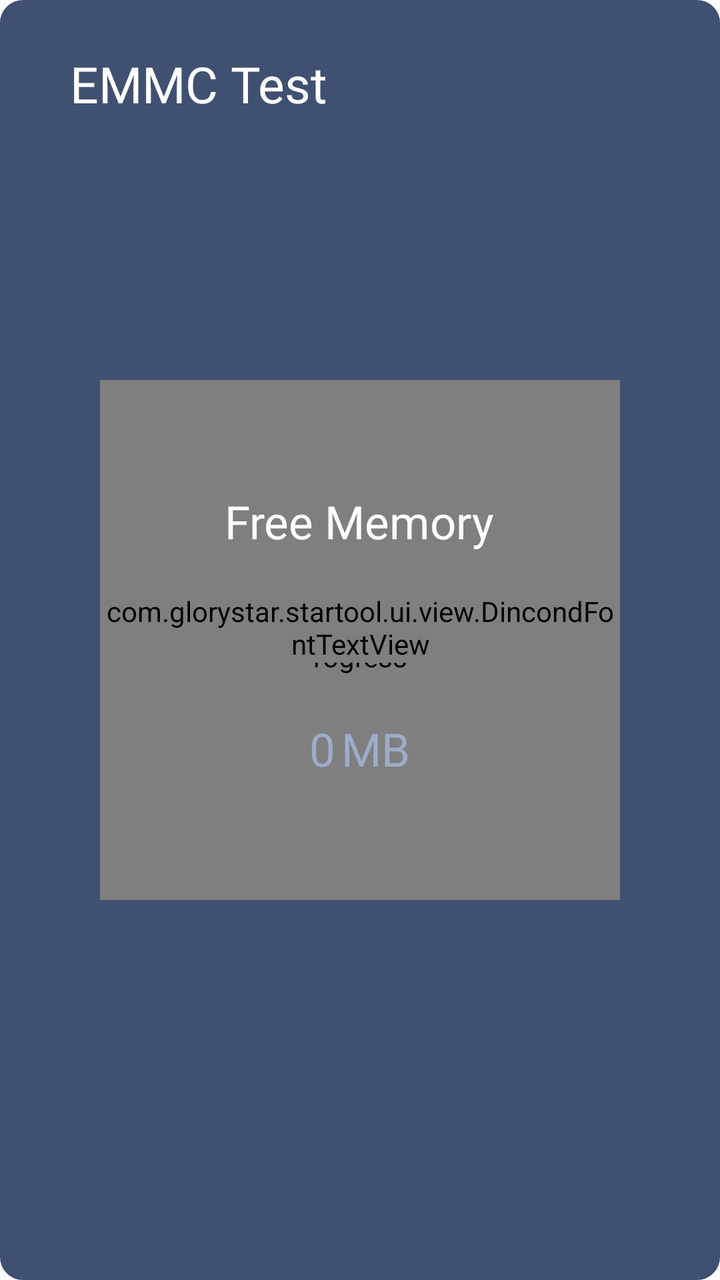
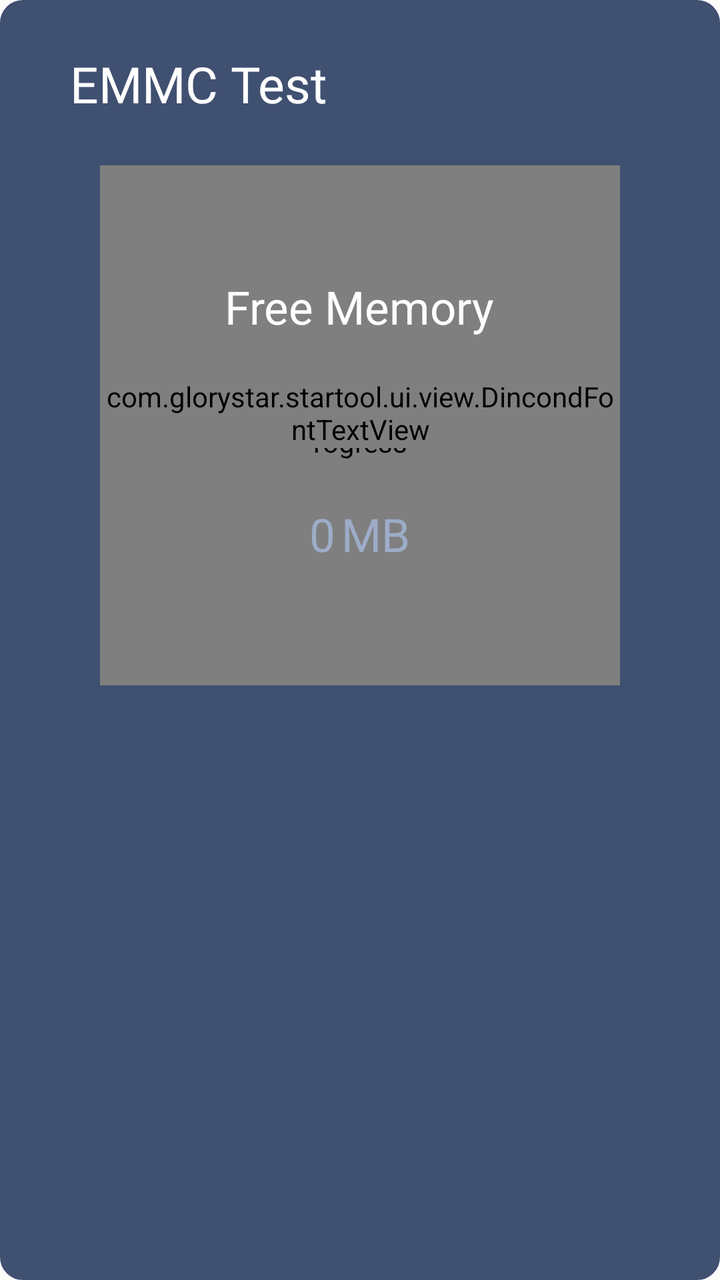

Compare the two renders of this Android layout. The source of the first and the diff that turns it into the second are given below.
<!-- AndroidManifest.xml: application theme NoTitle -->
<!-- res/layout/emmctest_fragment.xml -->
<?xml version="1.0" encoding="utf-8"?>
<RelativeLayout xmlns:android="http://schemas.android.com/apk/res/android"
    xmlns:app="http://schemas.android.com/apk/res-auto"
    android:layout_width="match_parent"
    android:layout_height="match_parent"
    app:cardBackgroundColor="@color/colorEmpty"

    app:cardCornerRadius="30dp">

    <RelativeLayout
        android:layout_width="match_parent"
        android:layout_height="match_parent"
        android:background="@drawable/selector_mode_bg">

        <RelativeLayout
            android:layout_width="match_parent"
            android:layout_height="wrap_content">

            <TextView
                android:layout_width="wrap_content"
                android:layout_height="wrap_content"
                android:layout_marginLeft="35dp"
                android:layout_marginTop="25dp"
                android:fontFamily="@font/montserrat_semibold"
                android:text="@string/EMMCTest"
                android:textColor="@color/white"
                android:textSize="25dp" />

            <TextView
                android:id="@+id/time_text"
                android:layout_width="wrap_content"
                android:layout_height="wrap_content"
                android:layout_alignParentRight="true"
                android:layout_marginTop="25dp"
                android:layout_marginRight="55dp"
                android:fontFamily="@font/montserrat_semibold"
                android:textColor="@color/colorMainButton"
                android:textSize="25dp" />

        </RelativeLayout>

        <LinearLayout
            android:layout_width="wrap_content"
            android:layout_height="wrap_content"
            android:layout_centerInParent="true"
            android:orientation="horizontal">


            <FrameLayout
                android:layout_width="260dp"
                android:layout_height="260dp">

                <com.github.lzyzsd.circleprogress.DonutProgress
                    android:id="@+id/pgr_freq"
                    android:layout_width="match_parent"
                    android:layout_height="match_parent"
                    app:donut_finished_color="@color/colorMainButton"
                    app:donut_finished_stroke_width="4dp"
                    app:donut_progress="30"
                    app:donut_show_text="false"
                    app:donut_unfinished_color="@color/colorAccentLight"
                    app:donut_unfinished_stroke_width="4dp" />

                <RelativeLayout
                    android:layout_width="match_parent"
                    android:layout_height="match_parent">

                    <LinearLayout
                        android:layout_width="wrap_content"
                        android:layout_height="wrap_content"
                        android:layout_centerInParent="true"
                        android:gravity="center"
                        android:orientation="vertical">

                        <TextView
                            android:layout_width="wrap_content"
                            android:layout_height="wrap_content"
                            android:layout_centerHorizontal="true"
                            android:text="@string/Free_Memory"
                            android:textColor="@color/white"
                            android:textSize="23dp" />

                        <LinearLayout
                            android:layout_width="wrap_content"
                            android:layout_height="wrap_content"
                            android:layout_marginTop="20dp"
                            android:orientation="horizontal">


                            <com.glorystar.startool.ui.view.DincondFontTextView
                                android:id="@+id/tv_freq"
                                android:layout_width="wrap_content"
                                android:layout_height="wrap_content"
                                android:layout_centerHorizontal="true"
                                android:layout_centerVertical="true"
                                android:textColor="@color/white"

                                android:textSize="37dp"
                                android:textStyle="bold" />


                            <TextView
                                android:layout_width="wrap_content"
                                android:layout_height="wrap_content"
                                android:layout_above="@id/tv_freq"
                                android:layout_centerHorizontal="true"
                                android:text="@string/cpu_test_cur_freq"
                                android:textColor="@color/white"
                                android:textSize="35dp" />

                            <TextView
                                android:layout_width="wrap_content"
                                android:layout_height="wrap_content"
                                android:layout_below="@id/tv_freq"
                                android:layout_centerHorizontal="true"
                                android:text="MB"
                                android:textColor="@color/white"
                                android:textSize="25dp" />
                        </LinearLayout>

                        <LinearLayout
                            android:layout_width="wrap_content"
                            android:layout_height="wrap_content"
                            android:layout_alignParentBottom="true"
                            android:layout_centerHorizontal="true"
                            android:layout_marginBottom="5dp"
                            android:orientation="horizontal">

                            <TextView
                                android:id="@+id/tv_freq_max"
                                android:layout_width="wrap_content"
                                android:layout_height="wrap_content"
                                android:text="0"
                                android:textColor="@color/colorFont"
                                android:textSize="23dp" />

                            <TextView
                                android:layout_width="wrap_content"
                                android:layout_height="wrap_content"
                                android:layout_marginStart="3dp"
                                android:text="MB"
                                android:textColor="@color/colorFont"
                                android:textSize="23dp" />

                        </LinearLayout>
                    </LinearLayout>
                </RelativeLayout>
            </FrameLayout>

        </LinearLayout>

    </RelativeLayout>


</RelativeLayout>
<!-- resources referenced by this layout -->
<resources>
  <color name="colorAccentLight">#9DACC8</color>
  <color name="colorEmpty">#40ffffff</color>
  <color name="colorFont">#9DACC8</color>
  <color name="colorMainButton">#0091FF</color>
  <color name="white">#FFFFFFFF</color>
  <!-- drawable selector_mode_bg (drawable) -->
  <?xml version="1.0" encoding="utf-8"?>
  <shape
      xmlns:android="http://schemas.android.com/apk/res/android">
      
      <solid
          android:color="@color/colorMainLight" />
      
      <stroke
      android:width="1dp"
      android:color="@color/colorMainLight" />
      
      <size android:height="4dp"/>
      
      <corners
          android:radius="11dp"/>
  
  </shape>
  <string name="EMMCTest">EMMC Test</string>
  <string name="Free_Memory">Free Memory</string>
  <string name="cpu_test_cur_freq" />
  <style name="NoTitle" parent="Theme.AppCompat.Light.NoActionBar">
          <item name="colorPrimary">@color/colorMain</item>
          <item name="colorPrimaryDark">@color/colorMain</item>
          <item name="colorAccent">@color/colorMain</item>
          <item name="android:windowFullscreen">true</item>
          <item name="windowActionBar">false</item>
          <item name="windowNoTitle">true</item>
          <item name="android:textAppearanceListItemSmall">@style/listPopupWindow</item>
      </style>
  <color name="colorMainLight">#405071</color>
  <color name="colorMain">#1D2D4B</color>
  <style name="listPopupWindow">
          <item name="android:textSize">25mm</item>
          <item name="android:fontFamily">@font/montserrat_regular</item>
          <item name="android:textColor">@color/black</item>
      </style>
  <color name="black">#FF000000</color>
</resources>

<!-- the commit's change to res/layout/emmctest_fragment.xml (unified diff, before → after) -->
@@ -2,12 +2,13 @@
 <RelativeLayout xmlns:android="http://schemas.android.com/apk/res/android"
     xmlns:app="http://schemas.android.com/apk/res-auto"
     android:layout_width="match_parent"
-    android:layout_height="match_parent"
+    android:layout_height="365dp"
     app:cardBackgroundColor="@color/colorEmpty"
-
     app:cardCornerRadius="30dp">
 
-    <RelativeLayout
+    <LinearLayout
+
+        android:orientation="vertical"
         android:layout_width="match_parent"
         android:layout_height="match_parent"
         android:background="@drawable/selector_mode_bg">
@@ -40,12 +41,12 @@
         </RelativeLayout>
 
         <LinearLayout
+            android:layout_gravity="center"
             android:layout_width="wrap_content"
             android:layout_height="wrap_content"
             android:layout_centerInParent="true"
+            android:paddingTop="24dp"
             android:orientation="horizontal">
-
-
             <FrameLayout
                 android:layout_width="260dp"
                 android:layout_height="260dp">
@@ -62,6 +63,7 @@
                     app:donut_unfinished_stroke_width="4dp" />
 
                 <RelativeLayout
+
                     android:layout_width="match_parent"
                     android:layout_height="match_parent">
 
@@ -149,7 +151,7 @@
 
         </LinearLayout>
 
-    </RelativeLayout>
+    </LinearLayout>
 
 
 </RelativeLayout>
